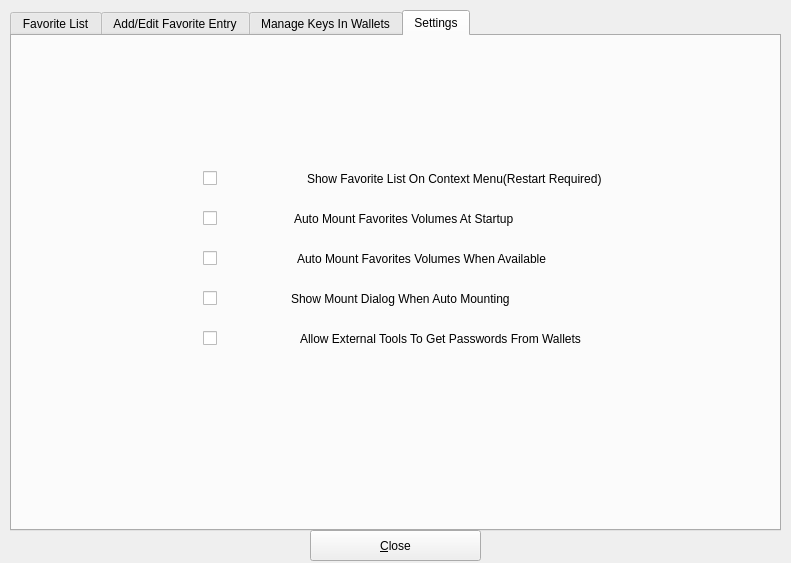
mhogomchungu/sirikali, file src/favorites2.ui: the form before one commit.
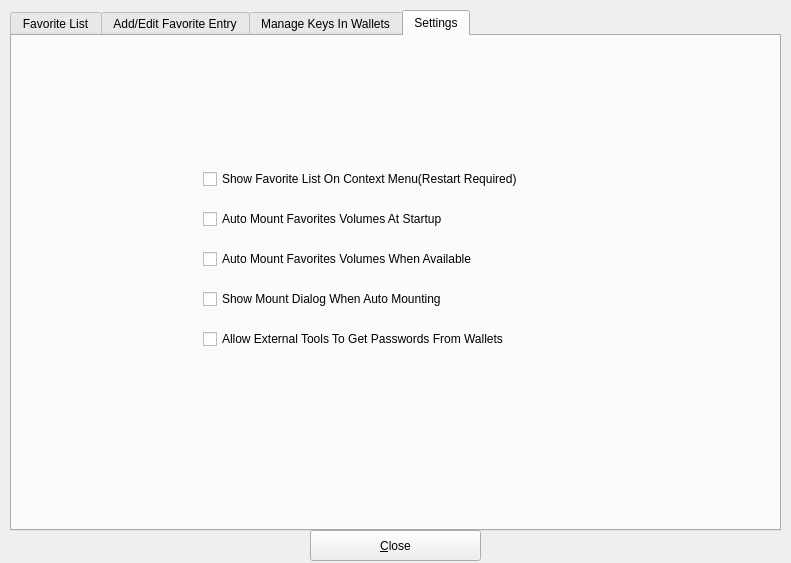
The form after the commit. The open tabs and pages were chosen to show the change.

Commit message: show icons in Qt6 + improve some UI elements

The edit to the form file:
```diff
--- a/src/favorites2.ui
+++ b/src/favorites2.ui
@@ -1454,18 +1454,8 @@
       <item>
        <widget class="QCheckBox" name="cbShowFavoriteListOnContextMenu">
         <property name="text">
-         <string/>
-        </property>
-       </widget>
-      </item>
-      <item>
-       <widget class="QLabel" name="label_28">
-        <property name="text">
          <string>Show Favorite List On Context Menu(Restart Required)</string>
         </property>
-        <property name="wordWrap">
-         <bool>false</bool>
-        </property>
        </widget>
       </item>
      </layout>
@@ -1475,7 +1465,7 @@
       <rect>
        <x>191</x>
        <y>170</y>
-       <width>311</width>
+       <width>401</width>
        <height>26</height>
       </rect>
      </property>
@@ -1483,18 +1473,8 @@
       <item>
        <widget class="QCheckBox" name="cbAutoMountAtStartUp">
         <property name="text">
-         <string/>
-        </property>
-       </widget>
-      </item>
-      <item>
-       <widget class="QLabel" name="label_27">
-        <property name="text">
          <string>Auto Mount Favorites Volumes At Startup</string>
         </property>
-        <property name="wordWrap">
-         <bool>false</bool>
-        </property>
        </widget>
       </item>
      </layout>
@@ -1504,7 +1484,7 @@
       <rect>
        <x>191</x>
        <y>210</y>
-       <width>344</width>
+       <width>401</width>
        <height>26</height>
       </rect>
      </property>
@@ -1518,18 +1498,8 @@
          </size>
         </property>
         <property name="text">
-         <string/>
-        </property>
-       </widget>
-      </item>
-      <item>
-       <widget class="QLabel" name="label_24">
-        <property name="text">
          <string>Auto Mount Favorites Volumes When Available</string>
         </property>
-        <property name="wordWrap">
-         <bool>false</bool>
-        </property>
        </widget>
       </item>
      </layout>
@@ -1539,7 +1509,7 @@
       <rect>
        <x>191</x>
        <y>250</y>
-       <width>307</width>
+       <width>401</width>
        <height>26</height>
       </rect>
      </property>
@@ -1547,18 +1517,8 @@
       <item>
        <widget class="QCheckBox" name="cbShowMountDialogWhenAutoMounting">
         <property name="text">
-         <string/>
-        </property>
-       </widget>
-      </item>
-      <item>
-       <widget class="QLabel" name="label_25">
-        <property name="text">
          <string>Show Mount Dialog When Auto Mounting</string>
         </property>
-        <property name="wordWrap">
-         <bool>false</bool>
-        </property>
        </widget>
       </item>
      </layout>
@@ -1568,7 +1528,7 @@
       <rect>
        <x>191</x>
        <y>290</y>
-       <width>378</width>
+       <width>401</width>
        <height>26</height>
       </rect>
      </property>
@@ -1576,18 +1536,8 @@
       <item>
        <widget class="QCheckBox" name="cbAllowExternalToolsToReadPasswords">
         <property name="text">
-         <string/>
-        </property>
-       </widget>
-      </item>
-      <item>
-       <widget class="QLabel" name="label_26">
-        <property name="text">
          <string>Allow External Tools To Get Passwords From Wallets</string>
         </property>
-        <property name="wordWrap">
-         <bool>false</bool>
-        </property>
        </widget>
       </item>
      </layout>
```
Left out of the diff: 2 changed lines with no effect on the pictures. The commit also changes 2 other files.
